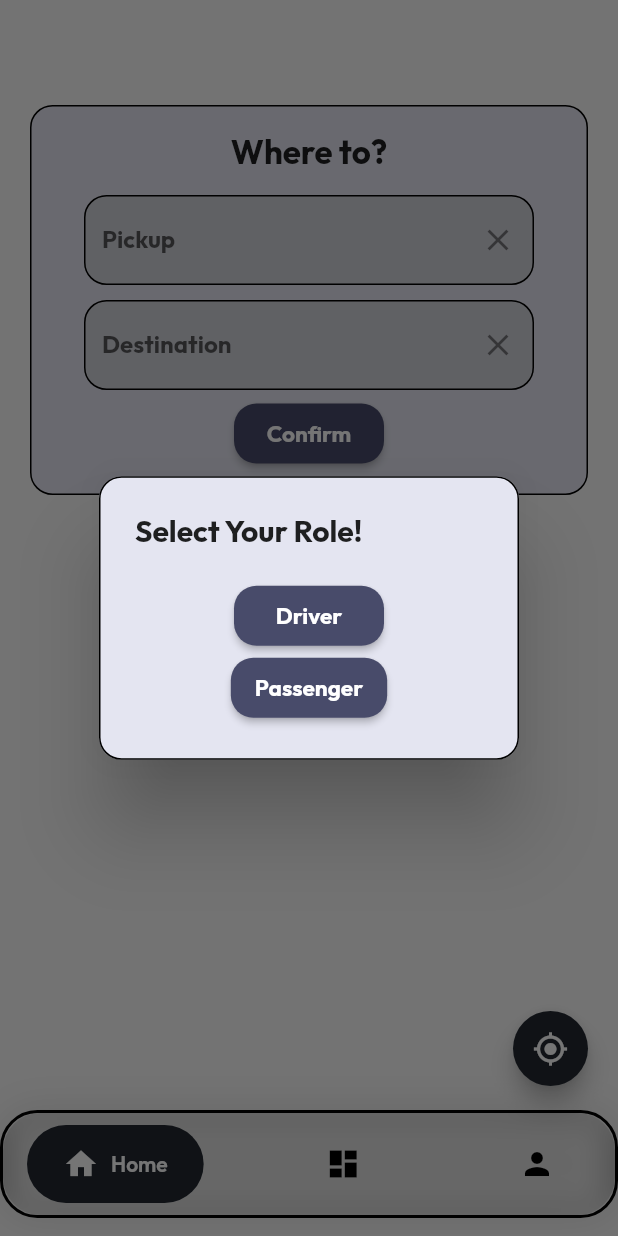
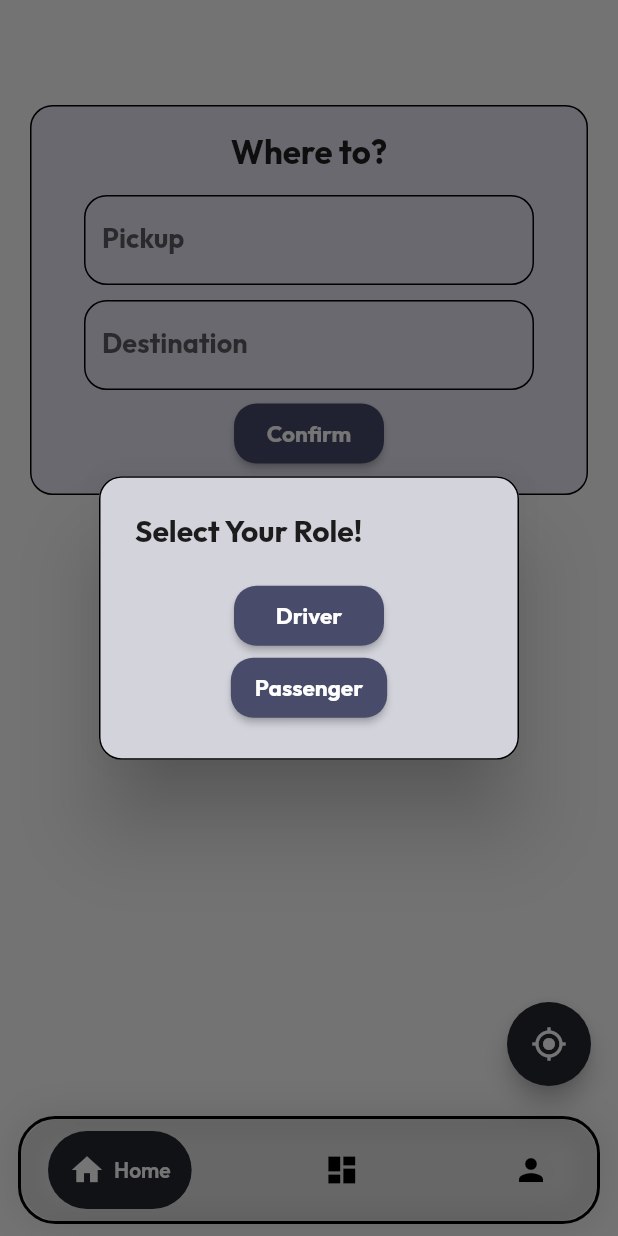
Before and after one commit to siddharthkanna/Commutify, a Flutter app: the PageViewScreen screen opened directly, after a tap on "Confirm", on a phone screen of 412 x 824 dp. Run offline on Flutter 3.47's test engine with Material 2 defaults, Android fonts, the phone set to English and light mode, and no system bars; drawn by our look-alikes of flutter_typeahead, google_nav_bar; our stand-ins replace flutter_dotenv, flutter_map, geolocator, latlong2.

Commit message:
ui changes

```diff
--- a/lib/components/navbar.dart
+++ b/lib/components/navbar.dart
@@ -14,17 +14,9 @@ class NavBar extends StatelessWidget {
 
   @override
   Widget build(BuildContext context) {
-    return Transform.translate(
-      offset: const Offset(0, -12), // Adjust the offset to move the NavBar up
-      child: Container(
-
-
+    return Container(
       decoration: BoxDecoration(
-          borderRadius: const BorderRadius.only(
-              topLeft: Radius.circular(25.0),
-              topRight: Radius.circular(25.0),
-              bottomLeft: Radius.circular(25.0),
-              bottomRight: Radius.circular(25.0)),
+        borderRadius: BorderRadius.circular(25.0),
         border: Border.all(
           color: Colors.black,
           width: 2.0,
@@ -37,25 +29,17 @@ class NavBar extends StatelessWidget {
         ],
       ),
       child: ClipRRect(
-
-          borderRadius: const BorderRadius.only(
-              topLeft: Radius.circular(25.0),
-              topRight: Radius.circular(25.0),
-              bottomLeft: Radius.circular(25.0),
-              bottomRight: Radius.circular(25.0)),
+        borderRadius: BorderRadius.circular(25.0),
         child: BackdropFilter(
           filter: ImageFilter.blur(sigmaX: 10, sigmaY: 10),
-            child: SafeArea(
           child: Padding(
-                padding:
-                    const EdgeInsets.symmetric(horizontal: 16.0, vertical: 8),
+            padding: const EdgeInsets.symmetric(horizontal: 18.0, vertical: 8),
             child: GNav(
-                  gap: 8,
+              gap: 6,
               activeColor: Colors.white,
               iconSize: 24,
-                  padding:
-                      const EdgeInsets.symmetric(horizontal: 24, vertical: 14),
-                  duration: const Duration(milliseconds: 800),
+              padding: const EdgeInsets.symmetric(horizontal: 14, vertical: 14),
+              duration: const Duration(milliseconds: 500),
               tabBackgroundColor: Apptheme.primaryColor,
               tabs: const [
                 GButton(
@@ -64,7 +48,7 @@ class NavBar extends StatelessWidget {
                 ),
                 GButton(
                   icon: Icons.dashboard,
-                      text: 'Dashboard',
+                  text: 'My Activity',
                 ),
                 GButton(
                   icon: Icons.person,
@@ -77,8 +61,6 @@ class NavBar extends StatelessWidget {
           ),
         ),
       ),
-        ),
-      ),
     );
   }
 }
--- a/lib/components/pageview.dart
+++ b/lib/components/pageview.dart
@@ -1,8 +1,8 @@
 import 'package:flutter/material.dart';
 import 'package:mlritpool/components/navbar.dart';
 import 'package:mlritpool/screens/home_screen.dart';
+import 'package:mlritpool/screens/myactivity_screen.dart';
 import 'package:mlritpool/screens/profile_screen.dart';
-
 class PageViewScreen extends StatefulWidget {
   const PageViewScreen({Key? key}) : super(key: key);
 
@@ -44,28 +44,45 @@ class _PageViewScreenState extends State<PageViewScreen>
   @override
   Widget build(BuildContext context) {
     super.build(context);
-    return Scaffold(
-      resizeToAvoidBottomInset: false,
+    return ScaffoldMessenger(
+      child: Scaffold(
+        resizeToAvoidBottomInset: false, // Disable automatic resizing to avoid the screen moving up with the keyboard
         body: Stack(
           children: [
-          PageView(
+            NotificationListener<ScrollNotification>(
+              onNotification: (notification) {
+                if (notification is ScrollStartNotification && notification.metrics.axis == Axis.vertical) {
+                  // Disable scrolling when the keyboard is open
+                  return true;
+                }
+                return false;
+              },
+              child: SingleChildScrollView( // Wrap PageView with SingleChildScrollView
+                child: SizedBox(
+                  height: MediaQuery.of(context).size.height, // Set container height
+                  child: PageView(
                     controller: _pageController,
                     onPageChanged: _onPageChanged,
                     children: [
-              HomeScreen(),
-              ProfileScreen(),
+                      KeepAlivePage(child: HomeScreen()),
+                      KeepAlivePage(child: MyActivity()),
+                      KeepAlivePage(child: ProfileScreen()), // Wrap ProfileScreen with KeepAlivePage
                     ],
                   ),
+                ),
+              ),
+            ),
             Positioned(
-            left: 0,
-            right: 0,
-            bottom: 0,
+              left: 12,
+              right: 12,
+              bottom: 8,
               child: NavBar(
                 selectedIndex: _currentPage,
                 onTabChanged: _onNavItemTapped,
               ),
             ),
           ],
+        ),
       ),
     );
   }
@@ -83,7 +100,7 @@ class KeepAlivePage extends StatefulWidget {
 class _KeepAlivePageState extends State<KeepAlivePage>
     with AutomaticKeepAliveClientMixin<KeepAlivePage> {
   @override
-  bool get wantKeepAlive => true;
+  bool get wantKeepAlive => true; // Return true to indicate that the page should be kept alive
 
   @override
   Widget build(BuildContext context) {
--- a/lib/main.dart
+++ b/lib/main.dart
@@ -9,7 +9,6 @@ void main() async {
 
 class MyApp extends StatelessWidget {
   const MyApp({super.key});
-
   // This widget is the root of your application.
   @override
   Widget build(BuildContext context) {
--- a/lib/screens/auth/login.dart
+++ b/lib/screens/auth/login.dart
@@ -26,7 +26,7 @@ class _LoginState extends State<Login> {
               'MLRITPOOL',
               style: TextStyle(
                 fontWeight: FontWeight.w900,
-                fontSize: 28.0,
+                fontSize: 36.0,
                 color: Apptheme.fourthColor,
               ),
             ),
--- a/lib/screens/home_screen.dart
+++ b/lib/screens/home_screen.dart
@@ -1,8 +1,7 @@
-import 'dart:convert';
 import 'package:flutter/material.dart';
-import 'package:http/http.dart' as http;
-import 'package:flutter_typeahead/flutter_typeahead.dart';
 import 'package:latlong2/latlong.dart';
+import 'package:mlritpool/components/search_screen.dart';
+import 'package:mlritpool/models/map_box_place.dart';
 import '../components/map_widget.dart';
 import '../Themes/app_theme.dart';
 import 'package:geolocator/geolocator.dart';
@@ -11,6 +10,7 @@ class HomeScreen extends StatefulWidget {
   @override
   _HomeScreenState createState() => _HomeScreenState();
 }
+
 
 class _HomeScreenState extends State<HomeScreen> {
   LatLng? pickupLocation;
@@ -65,10 +65,12 @@ class _HomeScreenState extends State<HomeScreen> {
     return Scaffold(
       body: Stack(
         children: [
-          if (pickupLocation != null && destinationLocation != null)
+          if ((pickupLocation != null && destinationLocation == null) ||
+              (pickupLocation != null && destinationLocation != null))
             MapWidget(
-              pickupLocation: pickupLocation!,
-              destinationLocation: destinationLocation!,
+              pickupLocation: pickupLocation,
+              destinationLocation: destinationLocation,
+              isCurrentLocation: true,
             ),
           Positioned(
             top: 70,
@@ -80,12 +82,9 @@ class _HomeScreenState extends State<HomeScreen> {
               pickupController: _pickupController,
             ),
           ),
-          if (showCurrentLocationButton)
           Positioned(
             bottom: 100,
-              right: 20,
-              height: 50,
-              width: 50,
+            right: 18,
             child: FloatingActionButton(
               onPressed: getCurrentLocation,
               backgroundColor: Apptheme.primaryColor,
@@ -122,26 +121,16 @@ class _SearchContainerState extends State<SearchContainer> {
     super.dispose();
   }
 
-  Future<List<MapBoxPlace>> fetchLocationSuggestions(String query) async {
-    final apiKey = mapBoxAccessToken;
-    const country = 'IN';
-    final endpoint =
-        'https://api.mapbox.com/geocoding/v5/mapbox.places/$query.json?country=$country&access_token=$apiKey';
-
-    final response = await http.get(Uri.parse(endpoint));
-
-    if (response.statusCode == 200) {
-      final data = json.decode(response.body);
-      final features = data['features'] as List<dynamic>;
-      return features
-          .map((feature) => MapBoxPlace(
-                placeName: feature['place_name'],
-                longitude: feature['geometry']['coordinates'][0],
-                latitude: feature['geometry']['coordinates'][1],
-              ))
-          .toList();
-    } else {
-      throw Exception('Failed to fetch location suggestions');
+  void openSearchScreen(TextEditingController controller,
+      Function(MapBoxPlace) setLocation) async {
+    final selectedResults = await Navigator.push(
+      context,
+      MaterialPageRoute(builder: (context) => SearchScreen()),
+    );
+    if (selectedResults != null && selectedResults.isNotEmpty) {
+      final selectedResult = selectedResults[0];
+      controller.text = selectedResult.placeName;
+      setLocation(selectedResult);
     }
   }
 
@@ -157,8 +146,7 @@ class _SearchContainerState extends State<SearchContainer> {
           title: const Text(
               style: TextStyle(fontWeight: FontWeight.bold),
               'Select Your Role!'),
-          backgroundColor: Apptheme.fourthColor,
-
+          backgroundColor: Apptheme.thirdColor,
           content: Column(
             mainAxisSize: MainAxisSize.min,
             children: [
@@ -229,74 +217,53 @@ class _SearchContainerState extends State<SearchContainer> {
           SizedBox(
             width: 300.0,
             height: 60,
-            child: TypeAheadField<MapBoxPlace>(
-              textFieldConfiguration: TextFieldConfiguration(
+            child: GestureDetector(
+              onTap: () => openSearchScreen(
+                  widget.pickupController,
+                  widget
+                      .setPickupLocation), // Redirect to the search screen on tap
+              child: AbsorbPointer(
+                child: TextFormField(
                   controller: widget.pickupController,
+                   style: const TextStyle(fontSize: 18.0, fontWeight: FontWeight.bold),
                   decoration: InputDecoration(
+
+                    labelText: 'Pickup',
+                    focusedBorder: OutlineInputBorder(
+                      borderRadius: BorderRadius.circular(15.0),
+                    ),
                     enabledBorder: OutlineInputBorder(
                       borderRadius: BorderRadius.circular(15.0),
                     ),
-                  labelText: 'Pickup',
-                  labelStyle: const TextStyle(fontWeight: FontWeight.bold),
-                  filled: true,
-                  fillColor: Apptheme.inputBox,
-                  suffixIcon: IconButton(
-                    icon: const Icon(Icons.clear),
-                    onPressed: () {
-                      widget.pickupController.clear();
-                    },
                   ),
                 ),
               ),
-              suggestionsCallback: (pattern) async {
-                return await fetchLocationSuggestions(pattern);
-              },
-              itemBuilder: (context, suggestion) {
-                return ListTile(
-                  title: Text(suggestion.placeName),
-                );
-              },
-              onSuggestionSelected: (suggestion) {
-                widget.pickupController.text = suggestion.placeName;
-                widget.setPickupLocation(suggestion);
-              },
             ),
           ),
           const SizedBox(height: 10.0),
           SizedBox(
             width: 300.0,
-            height: 60.0,
-            child: TypeAheadField<MapBoxPlace>(
-              textFieldConfiguration: TextFieldConfiguration(
+            height: 60,
+            child: GestureDetector(
+              onTap: () => openSearchScreen(
+                  _destinationController,
+                  widget
+                      .setDestinationLocation), // Redirect to the search screen on tap
+              child: AbsorbPointer(
+                child: TextFormField(
                   controller: _destinationController,
+                  style: const TextStyle(fontSize: 18.0, fontWeight: FontWeight.bold),
                   decoration: InputDecoration(
                     labelText: 'Destination',
-                  labelStyle: const TextStyle(fontWeight: FontWeight.bold),
-                  filled: true,
-                  fillColor: Apptheme.inputBox,
+                    focusedBorder: OutlineInputBorder(
+                      borderRadius: BorderRadius.circular(15.0),
+                    ),
                     enabledBorder: OutlineInputBorder(
                       borderRadius: BorderRadius.circular(15.0),
                     ),
-                  suffixIcon: IconButton(
-                    icon: const Icon(Icons.clear),
-                    onPressed: () {
-                      _destinationController.clear();
-                    },
                   ),
                 ),
               ),
-              suggestionsCallback: (pattern) async {
-                return await fetchLocationSuggestions(pattern);
-              },
-              itemBuilder: (context, suggestion) {
-                return ListTile(
-                  title: Text(suggestion.placeName),
-                );
-              },
-              onSuggestionSelected: (suggestion) {
-                _destinationController.text = suggestion.placeName;
-                widget.setDestinationLocation(suggestion);
-              },
             ),
           ),
           const SizedBox(
@@ -326,15 +293,3 @@ class _SearchContainerState extends State<SearchContainer> {
     );
   }
 }
-
-class MapBoxPlace {
-  final String placeName;
-  final double longitude;
-  final double latitude;
-
-  MapBoxPlace({
-    required this.placeName,
-    required this.longitude,
-    required this.latitude,
-  });
-}
--- /dev/null
+++ b/lib/screens/myactivity_screen.dart
@@ -0,0 +1,17 @@
+import 'package:flutter/material.dart';
+import 'package:mlritpool/Themes/app_theme.dart';
+
+class MyActivity extends StatelessWidget {
+  @override
+  Widget build(BuildContext context) {
+    return Container(
+      color: Apptheme.secondaryColor,
+      child: const Center(
+        child:  Text(
+          'My Activity',
+          style: TextStyle(fontSize: 24, color: Colors.white),
+        ),
+      ),
+    );
+  }
+}
```
Also changed, not shown: lib/components/map_widget.dart (+8 -21 lines), lib/components/search_screen.dart (added, +148 -0 lines), lib/models/map_box_place.dart (+19 -0 lines), pubspec.yaml (+4 -3 lines), pubspec.lock, 1 other file. Lines whose indentation alone changed are shown as unchanged.
